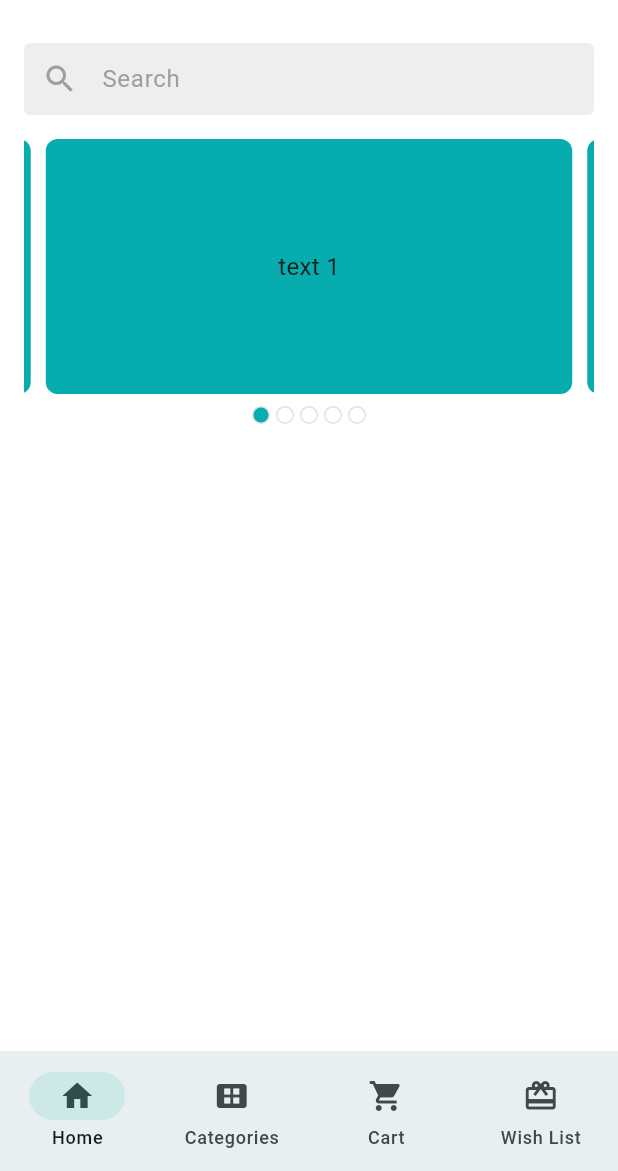
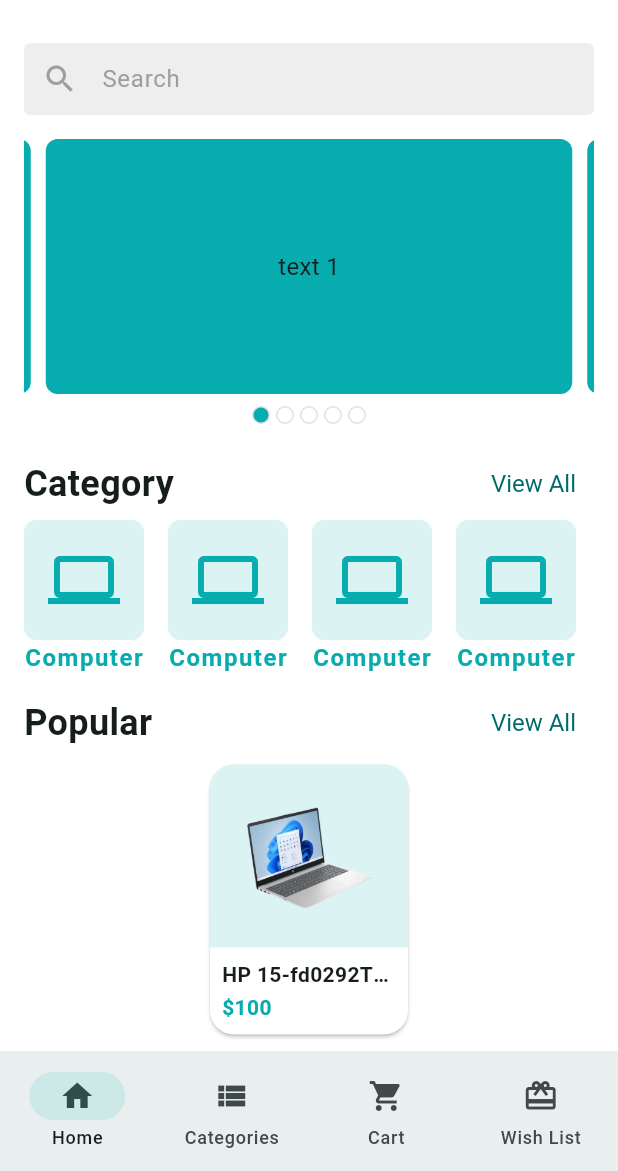
Before and after one commit to mdrahib46/Crufty-Bay, a Flutter app: the screen it shows after launch, on a phone screen of 412 x 824 dp, the part 65-1236 px from its top. Run offline on Flutter 3.47's test engine with Material 3 defaults, Android fonts, the light colour scheme and no system bars; drawn by our look-alikes of carousel_slider; our stand-ins replace email_validator, flutter_svg, get, pin_code_fields.

Commit message:
Product Card has been designed

```diff
--- a/lib/common/ui/screens/main_bottom_nav_screen.dart
+++ b/lib/common/ui/screens/main_bottom_nav_screen.dart
@@ -15,7 +15,7 @@ class MainBottomNavScreen extends StatefulWidget {
 
 class _MainBottomNavScreenState extends State<MainBottomNavScreen> {
   final MainBottomNabController bottomNabController = Get.find<MainBottomNabController>();
-  final List<Widget> _screens = [
+  final List<Widget> _screens = const [
     HomeScreen(),
     HomeScreen(),
     HomeScreen(),
@@ -34,7 +34,7 @@ class _MainBottomNavScreenState extends State<MainBottomNavScreen> {
             destinations: const [
               NavigationDestination(icon: Icon(Icons.home), label: 'Home'),
               NavigationDestination(
-                  icon: Icon(Icons.view_comfy_alt), label: 'Categories'),
+                  icon: Icon(Icons.view_list), label: 'Categories'),
               NavigationDestination(icon: Icon(Icons.shopping_cart), label: 'Cart'),
               NavigationDestination(icon: Icon(Icons.redeem), label: 'Wish List'),
             ],
--- a/lib/features/auth/ui/screens/splash_screen.dart
+++ b/lib/features/auth/ui/screens/splash_screen.dart
@@ -1,11 +1,6 @@
 import 'package:cruftybay/app/app_color.dart';
-import 'package:cruftybay/app/asset_path.dart';
-import 'package:cruftybay/common/ui/controllers/main_bottom_nab_controllers.dart';
 import 'package:cruftybay/common/ui/screens/main_bottom_nav_screen.dart';
-import 'package:cruftybay/features/auth/ui/screens/email_verification_screen.dart';
-import 'package:cruftybay/features/home/ui/screens/home_screen.dart';
 import 'package:flutter/material.dart';
-import 'package:flutter_svg/svg.dart';
 
 import '../widgets/app_logo_widget.dart';
 
--- a/lib/features/home/ui/screens/home_screen.dart
+++ b/lib/features/home/ui/screens/home_screen.dart
@@ -1,13 +1,16 @@
-import 'package:carousel_slider/carousel_slider.dart';
+// import 'package:carousel_slider/carousel_slider.dart';
+// import 'package:cruftybay/app/app_color.dart';
+//
+// // import 'package:cruftybay/app/app_color.dart';
 import 'package:cruftybay/app/app_color.dart';
-
-// import 'package:cruftybay/app/app_color.dart';
 import 'package:cruftybay/app/asset_path.dart';
+import 'package:cruftybay/features/home/ui/widgets/home_section_header.dart';
 import 'package:cruftybay/features/home/ui/widgets/search-bar.dart';
 import 'package:flutter/material.dart';
 import 'package:flutter_svg/svg.dart';
 
 import '../widgets/appbar_icon_button.dart';
+import '../widgets/category_item_widget.dart';
 import '../widgets/home_carousel_Slider.dart';
 
 class HomeScreen extends StatefulWidget {
@@ -34,11 +37,95 @@ class _HomeScreenState extends State<HomeScreen> {
               const SizedBox(height: 16),
               ProductSearchBar(searchTEController: _searchBarController),
               const SizedBox(height: 16),
-                const HomeCarouselSlider()
+              const HomeCarouselSlider(),
+              const SizedBox(height: 16),
+              HomeSectionHeader(
+                title: "Category",
+                onTap: () {},
+              ),
+              SingleChildScrollView(
+                scrollDirection: Axis.horizontal,
+                child: Row(
+                  children: _getCategoryList(),
+                ),
+              ),
+              const SizedBox(height: 8),
+              HomeSectionHeader(
+                title: "Popular",
+                onTap: () {},
+              ),
+              SizedBox(
+                width: 140,
+                child: Card(
+                  color: Colors.white,
+                  shape: RoundedRectangleBorder(
+                    borderRadius: BorderRadius.circular(16),
+                  ),
+                  child: Column(
+                    children: [
+                      Container(
+                        decoration: BoxDecoration(
+                            color: AppColors.themeColor.withOpacity(0.14),
+                            borderRadius: const BorderRadius.only(
+                              topLeft: Radius.circular(16),
+                              topRight: Radius.circular(16),
+                            )),
+                        child: Padding(
+                          padding: const EdgeInsets.all(16.0),
+                          child: Image.asset(
+                            'assets/images/product.png',
+                            fit: BoxFit.cover,
+                            width: 120,
+                            height: 90,
+                          ),
+                        ),
+                      ),
+                      const Padding(
+                        padding: EdgeInsets.all(8.0),
+                        child: Column(
+                          children: [
+                            Text(
+                              'HP 15-fd0292TU Core i5 13th Gen',
+                              maxLines: 1,
+                              style: TextStyle(
+                                fontWeight: FontWeight.bold,
+                                overflow: TextOverflow.ellipsis,
+                              ),
+                            ),
+                            const SizedBox(height: 2),
+                            Row(
+                              children: [
+                                Text(
+                                  '\$100',
+                                  style: TextStyle(
+                                      fontWeight: FontWeight.w600,
+                                      color: AppColors.themeColor),
+                                )
+                              ],
+                            )
+                          ],
+                        ),
+                      )
                     ],
                   ),
                 ),
+              ),
+            ],
+          ),
+        ),
+      ),
+    );
+  }
+
+  List<Widget> _getCategoryList() {
+    List<Widget> categoryList = [];
+    for (int i = 0; i < 10; i++) {
+      categoryList.add(const Padding(
+        padding: EdgeInsets.only(right: 16.0),
+        child: CategoryItemWidget(),
       ));
+    }
+    return categoryList;
   }
 
   AppBar _buildAppBar() {
--- /dev/null
+++ b/lib/features/home/ui/widgets/category_item_widget.dart
@@ -0,0 +1,38 @@
+import 'package:cruftybay/app/app_color.dart';
+import 'package:flutter/material.dart';
+
+class CategoryItemWidget extends StatelessWidget {
+  const CategoryItemWidget({
+    super.key,
+  });
+
+  @override
+  Widget build(BuildContext context) {
+    return Column(
+      children: [
+        Container(
+          padding: const EdgeInsets.all(16),
+          decoration: BoxDecoration(
+            color: AppColors.themeColor.withOpacity(0.14),
+            borderRadius: BorderRadius.circular(8),
+          ),
+          child: const Icon(
+            Icons.computer,
+            size: 48,
+            color: AppColors.themeColor,
+          ),
+        ),
+        const SizedBox(width: 4),
+        const Text(
+          'Computer',
+          style: TextStyle(
+              fontSize: 16,
+              color: AppColors.themeColor,
+              fontWeight: FontWeight.w600,
+              letterSpacing: 1.0
+          ),
+        ),
+      ],
+    );
+  }
+}
--- /dev/null
+++ b/lib/features/home/ui/widgets/home_section_header.dart
@@ -0,0 +1,22 @@
+import 'package:flutter/material.dart';
+
+
+class HomeSectionHeader extends StatelessWidget {
+  const HomeSectionHeader({
+    super.key, required this.title, required this.onTap,
+  });
+
+  final String title;
+  final VoidCallback onTap;
+
+  @override
+  Widget build(BuildContext context) {
+    return Row(
+      mainAxisAlignment: MainAxisAlignment.spaceBetween,
+      children: [
+        Text(title, style: const TextStyle(fontSize: 24, fontWeight: FontWeight.w600),),
+        TextButton(onPressed: onTap, child: const Text('View All')),
+      ],
+    );
+  }
+}
```
Also changed, not shown: assets/images/product.png (added). Lines whose indentation alone changed are shown as unchanged.
